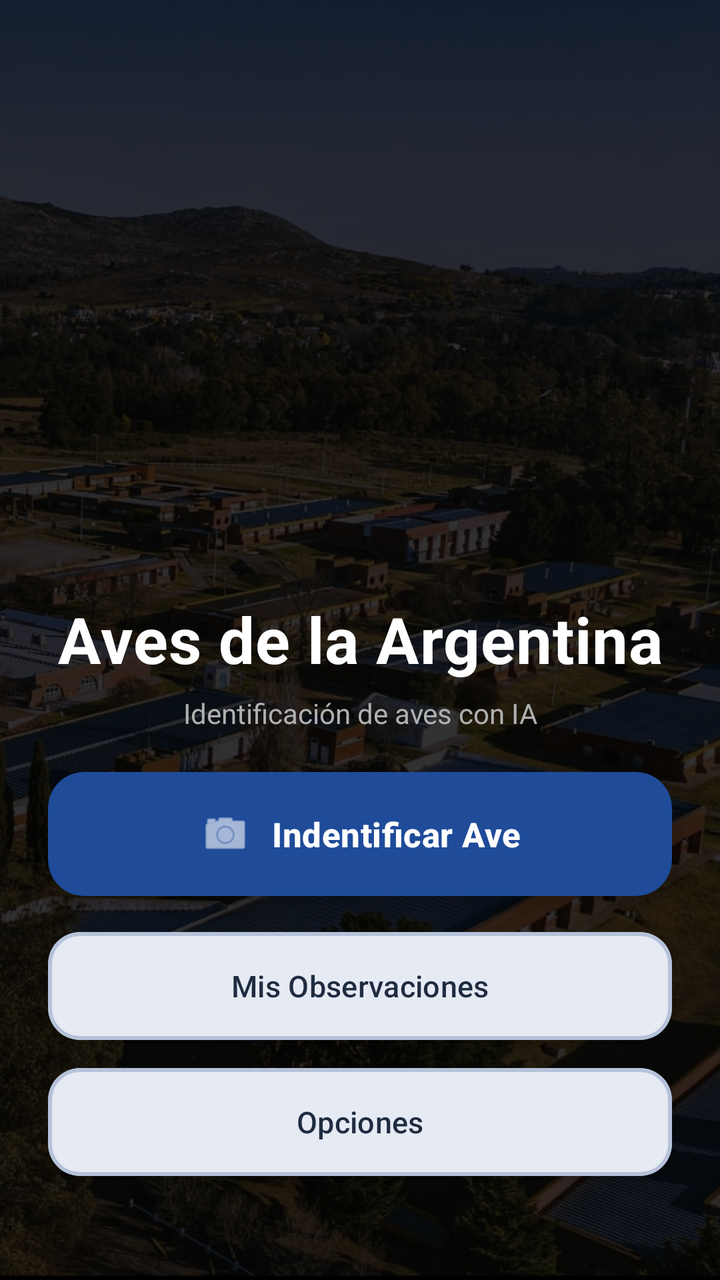
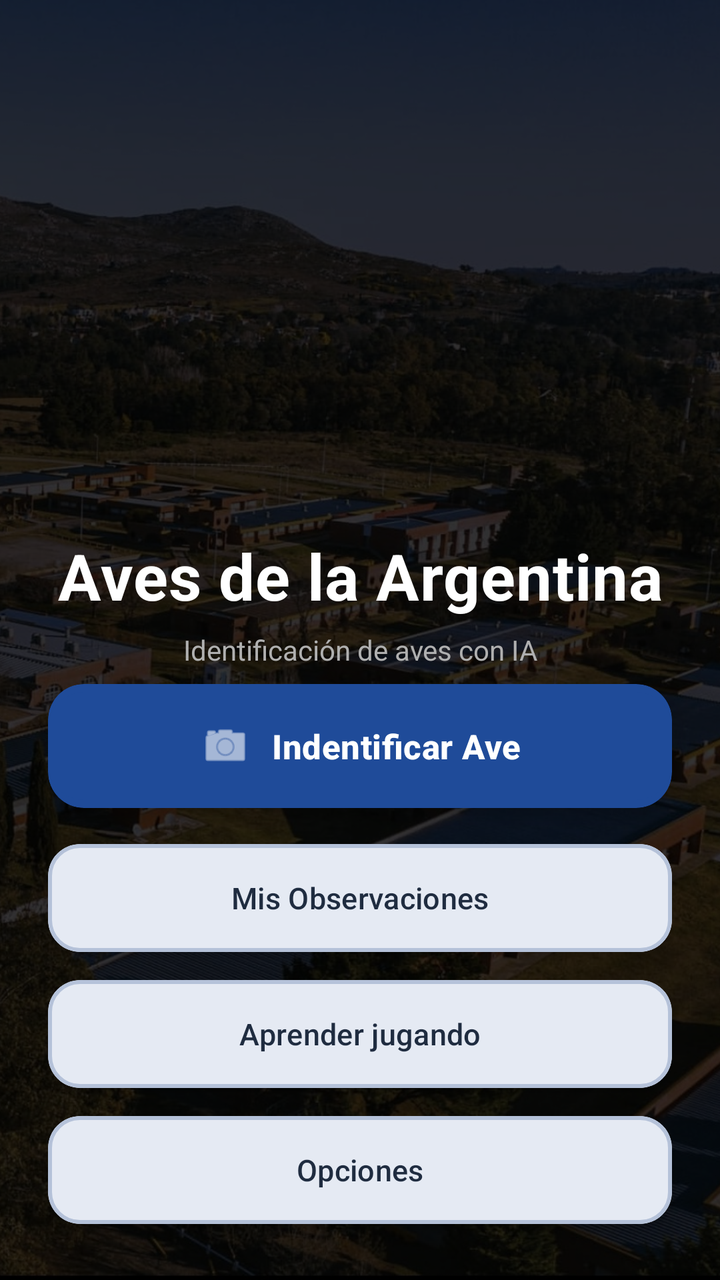

The first picture is an Android layout as it rendered before a commit; the second is the same layout after the commit. The layout source and the unified diff follow.
<!-- AndroidManifest.xml: application theme Theme.AvesArgentinas -->
<!-- res/layout/activity_main_menu.xml -->
<FrameLayout xmlns:android="http://schemas.android.com/apk/res/android"
    xmlns:app="http://schemas.android.com/apk/res-auto"
    android:layout_width="match_parent"
    android:layout_height="match_parent">

    
    <ImageView
        android:id="@+id/backgroundImage"
        android:layout_width="match_parent"
        android:layout_height="match_parent"
        android:scaleType="centerCrop"
        android:src="@drawable/campus" />

    
    <View
        android:layout_width="match_parent"
        android:layout_height="match_parent"
        android:background="#CC000000" />

    
    <LinearLayout
        android:id="@+id/insets_container"
        android:orientation="vertical"
        android:layout_width="match_parent"
        android:layout_height="match_parent"
        android:background="@android:color/transparent"
        android:paddingStart="16dp"
        android:paddingEnd="16dp"
        android:paddingTop="32dp"
        android:paddingBottom="12dp"
        android:gravity="center_horizontal">
        
        <Space
            android:layout_width="match_parent"
            android:layout_height="0dp"
            android:layout_weight="1" />

        
        <ImageView
            android:layout_width="190dp"
            android:layout_height="190dp"
            android:layout_gravity="center"
            android:contentDescription="@string/app_name"
            android:src="@mipmap/ic_launcher" />

        
        <Space
            android:layout_width="match_parent"
            android:layout_height="0dp"
            android:layout_weight="0.3" />

        
        <TextView
            android:id="@+id/txtAppTitle"
            android:layout_width="match_parent"
            android:layout_height="wrap_content"
            android:layout_gravity="center"
            android:layout_marginTop="24dp"
            android:text="Aves de la Argentina"
            android:textColor="#FFFFFF"
            android:textSize="32sp"
            android:textStyle="bold"
            android:letterSpacing="0.01"
            android:gravity="center"
            android:maxLines="1"
            android:autoSizeTextType="uniform"
            android:autoSizeMinTextSize="20sp"
            android:autoSizeMaxTextSize="32sp"
            android:autoSizeStepGranularity="1sp"
            android:paddingStart="8dp"
            android:paddingEnd="8dp" />

        <TextView
            android:layout_width="match_parent"
            android:layout_height="wrap_content"
            android:layout_gravity="center"
            android:layout_marginTop="6dp"
            android:text="Identificación de aves con IA"
            android:textColor="#B0B0B0"
            android:textSize="14sp"
            android:gravity="center"
            android:maxLines="1"
            android:autoSizeTextType="uniform"
            android:autoSizeMinTextSize="10sp"
            android:autoSizeMaxTextSize="14sp"
            android:autoSizeStepGranularity="1sp"
            android:paddingStart="16dp"
            android:paddingEnd="16dp" />

        
        <Space
            android:layout_width="match_parent"
            android:layout_height="0dp"
            android:layout_weight="0.5" />

        
        <com.google.android.material.card.MaterialCardView
            android:layout_width="match_parent"
            android:layout_height="wrap_content"
            android:layout_marginStart="8dp"
            android:layout_marginEnd="8dp"
            android:layout_marginBottom="18dp"
            app:cardCornerRadius="18dp"
            app:cardElevation="6dp"
            app:cardBackgroundColor="@color/brand_primary"
            app:strokeColor="#40FFFFFF"
            app:strokeWidth="0dp">

            <com.google.android.material.button.MaterialButton
                android:id="@+id/btnCapture"
                android:layout_width="match_parent"
                android:layout_height="62dp"
                android:text="Indentificar Ave"
                android:textSize="17sp"
                android:textStyle="bold"
                android:textColor="@color/brand_on_primary"
                android:letterSpacing="0.01"
                app:backgroundTint="@color/brand_primary"
                app:cornerRadius="18dp"
                app:elevation="0dp"
                app:icon="@android:drawable/ic_menu_camera"
                app:iconGravity="textStart"
                app:iconSize="26dp"
                app:iconTint="@color/brand_on_primary"
                app:iconPadding="10dp" />

        </com.google.android.material.card.MaterialCardView>

        
        <com.google.android.material.card.MaterialCardView
            android:layout_width="match_parent"
            android:layout_height="wrap_content"
            android:layout_marginStart="8dp"
            android:layout_marginEnd="8dp"
            android:layout_marginBottom="14dp"
            app:cardCornerRadius="16dp"
            app:cardElevation="2dp"
            app:cardBackgroundColor="@color/brand_surface"
            app:strokeColor="@color/brand_outline"
            app:strokeWidth="2dp">

            <com.google.android.material.button.MaterialButton
                android:id="@+id/btnObservationLog"
                style="@style/Widget.Material3.Button.TextButton"
                android:layout_width="match_parent"
                android:layout_height="54dp"
                android:text="Mis Observaciones"
                android:textSize="15sp"
                android:textColor="@color/text_primary"
                app:backgroundTint="@android:color/transparent"
                app:cornerRadius="16dp"
                app:iconGravity="textStart"
                app:iconSize="22dp"
                app:iconTint="@color/brand_primary"
                app:iconPadding="8dp" />

        </com.google.android.material.card.MaterialCardView>

        <com.google.android.material.card.MaterialCardView
            android:layout_width="match_parent"
            android:layout_height="wrap_content"
            android:layout_marginStart="8dp"
            android:layout_marginEnd="8dp"
            app:cardCornerRadius="16dp"
            app:cardElevation="2dp"
            app:cardBackgroundColor="@color/brand_surface"
            app:strokeColor="@color/brand_outline"
            app:strokeWidth="2dp">

            <com.google.android.material.button.MaterialButton
                android:id="@+id/btnSettings"
                style="@style/Widget.Material3.Button.TextButton"
                android:layout_width="match_parent"
                android:layout_height="54dp"
                android:text="Opciones"
                android:textSize="15sp"
                android:textColor="@color/text_primary"
                app:backgroundTint="@android:color/transparent"
                app:cornerRadius="16dp"
                app:iconGravity="textStart"
                app:iconSize="22dp"
                app:iconTint="@color/brand_primary"
                app:iconPadding="8dp" />

        </com.google.android.material.card.MaterialCardView>

        
        <Space
            android:layout_width="match_parent"
            android:layout_height="0dp"
            android:layout_weight="1" />

    </LinearLayout>

</FrameLayout>
<!-- resources referenced by this layout -->
<resources>
  <color name="brand_on_primary">#FFFFFFFF</color>
  <color name="brand_outline">#B5C2D9</color>
  <color name="brand_primary">#1F4B99</color>
  <color name="brand_surface">#F5F7FA</color>
  <color name="text_primary">#1F2C40</color>
  <!-- mipmap ic_launcher (mipmap-anydpi-v26) -->
  <?xml version="1.0" encoding="utf-8"?>
  <adaptive-icon xmlns:android="http://schemas.android.com/apk/res/android">
      <background android:drawable="@color/ic_launcher_background"/>
      <foreground android:drawable="@drawable/ic_launcher_foreground"/>
  </adaptive-icon>
  <string name="app_name">Aves Argentinas</string>
  <style name="Theme.AvesArgentinas" parent="Base.Theme.AvesArgentinas" />
  <color name="ic_launcher_background">#E3E7EC</color>
  <!-- drawable ic_launcher_foreground (drawable) -->
  <vector xmlns:android="http://schemas.android.com/apk/res/android"
      android:width="108dp"
      android:height="108dp"
      android:viewportWidth="512"
      android:viewportHeight="512">
    <group android:scaleX="0.54"
        android:scaleY="0.54"
        android:translateX="117.76"
        android:translateY="117.76">
      <path
          android:pathData="M96.18,22.49C264.6,98.36 403.1,214.8 40.11,270.5 153,268 191.6,291.1 64.12,382.6c230.18,-128 331.68,-189 318.98,106.9 30.5,-54.4 114.6,-241 36.4,-268.3 6.2,-7.4 15.5,-19.4 22.1,-31.9 13.1,-5.7 22.6,-13.6 30.3,-23.7 -8.7,-2 -16,-2.5 -22.8,-2.3 -0.2,-2.8 -0.8,-5.5 -2.1,-7.9 -8.7,-16.5 -48.1,-13.7 -62.4,-12.1 4.7,-81 -226.8,-117.09 -288.42,-120.81z"
          android:fillColor="#000000"/>
    </group>
  </vector>
  <color name="brand_primary_light">#D8E4FF</color>
  <color name="brand_on_primary_container">#102A57</color>
  <color name="brand_secondary">#F2994A</color>
  <color name="brand_on_secondary">#301400</color>
  <color name="brand_secondary_container">#FFE2C6</color>
  <color name="brand_on_secondary_container">#3F1D00</color>
  <color name="brand_tertiary">#4D6CB5</color>
  <color name="brand_on_tertiary">#FFFFFFFF</color>
  <color name="brand_tertiary_container">#DEE7FF</color>
  <color name="brand_on_tertiary_container">#102A57</color>
  <color name="brand_on_surface">#1F2C40</color>
  <color name="brand_surface_variant">#E2E9F5</color>
  <color name="brand_on_surface_variant">#4E5C72</color>
  <color name="brand_on_background">#1F2C40</color>
  <color name="brand_background">#E8EDF5</color>
  <color name="brand_primary_dark">#163A73</color>
  <!-- unchanged entries left out for length: 2 -->
</resources>

<!-- the commit's change to res/layout/activity_main_menu.xml (unified diff, before → after) -->
@@ -18,11 +18,20 @@
         android:background="#CC000000" />
 
     
+    <FrameLayout
+        android:id="@+id/insets_container"
+        android:layout_width="match_parent"
+        android:layout_height="match_parent">
+
+    <androidx.core.widget.NestedScrollView
+        android:layout_width="match_parent"
+        android:layout_height="match_parent"
+        android:fillViewport="true">
+
     <LinearLayout
-        android:id="@+id/insets_container"
         android:orientation="vertical"
         android:layout_width="match_parent"
-        android:layout_height="match_parent"
+        android:layout_height="wrap_content"
         android:background="@android:color/transparent"
         android:paddingStart="16dp"
         android:paddingEnd="16dp"
@@ -62,11 +71,6 @@
             android:textStyle="bold"
             android:letterSpacing="0.01"
             android:gravity="center"
-            android:maxLines="1"
-            android:autoSizeTextType="uniform"
-            android:autoSizeMinTextSize="20sp"
-            android:autoSizeMaxTextSize="32sp"
-            android:autoSizeStepGranularity="1sp"
             android:paddingStart="8dp"
             android:paddingEnd="8dp" />
 
@@ -79,11 +83,6 @@
             android:textColor="#B0B0B0"
             android:textSize="14sp"
             android:gravity="center"
-            android:maxLines="1"
-            android:autoSizeTextType="uniform"
-            android:autoSizeMinTextSize="10sp"
-            android:autoSizeMaxTextSize="14sp"
-            android:autoSizeStepGranularity="1sp"
             android:paddingStart="16dp"
             android:paddingEnd="16dp" />
 
@@ -109,7 +108,8 @@
             <com.google.android.material.button.MaterialButton
                 android:id="@+id/btnCapture"
                 android:layout_width="match_parent"
-                android:layout_height="62dp"
+                android:layout_height="wrap_content"
+                android:minHeight="62dp"
                 android:text="Indentificar Ave"
                 android:textSize="17sp"
                 android:textStyle="bold"
@@ -143,7 +143,8 @@
                 android:id="@+id/btnObservationLog"
                 style="@style/Widget.Material3.Button.TextButton"
                 android:layout_width="match_parent"
-                android:layout_height="54dp"
+                android:layout_height="wrap_content"
+                android:minHeight="54dp"
                 android:text="Mis Observaciones"
                 android:textSize="15sp"
                 android:textColor="@color/text_primary"
@@ -161,6 +162,7 @@
             android:layout_height="wrap_content"
             android:layout_marginStart="8dp"
             android:layout_marginEnd="8dp"
+            android:layout_marginBottom="14dp"
             app:cardCornerRadius="16dp"
             app:cardElevation="2dp"
             app:cardBackgroundColor="@color/brand_surface"
@@ -168,10 +170,36 @@
             app:strokeWidth="2dp">
 
             <com.google.android.material.button.MaterialButton
+                android:id="@+id/btnLearning"
+                style="@style/Widget.Material3.Button.TextButton"
+                android:layout_width="match_parent"
+                android:layout_height="wrap_content"
+                android:minHeight="54dp"
+                android:text="@string/learning_title"
+                android:textSize="15sp"
+                android:textColor="@color/text_primary"
+                app:backgroundTint="@android:color/transparent"
+                app:cornerRadius="16dp" />
+
+        </com.google.android.material.card.MaterialCardView>
+
+        <com.google.android.material.card.MaterialCardView
+            android:layout_width="match_parent"
+            android:layout_height="wrap_content"
+            android:layout_marginStart="8dp"
+            android:layout_marginEnd="8dp"
+            app:cardCornerRadius="16dp"
+            app:cardElevation="2dp"
+            app:cardBackgroundColor="@color/brand_surface"
+            app:strokeColor="@color/brand_outline"
+            app:strokeWidth="2dp">
+
+            <com.google.android.material.button.MaterialButton
                 android:id="@+id/btnSettings"
                 style="@style/Widget.Material3.Button.TextButton"
                 android:layout_width="match_parent"
-                android:layout_height="54dp"
+                android:layout_height="wrap_content"
+                android:minHeight="54dp"
                 android:text="Opciones"
                 android:textSize="15sp"
                 android:textColor="@color/text_primary"
@@ -191,5 +219,7 @@
             android:layout_weight="1" />
 
     </LinearLayout>
+    </androidx.core.widget.NestedScrollView>
+    </FrameLayout>
 
 </FrameLayout>
<!-- resource entries referenced after the edit -->
@@ -12,6 +12,7 @@
       <foreground android:drawable="@drawable/ic_launcher_foreground"/>
   </adaptive-icon>
   <string name="app_name">Aves Argentinas</string>
+  <string name="learning_title">Aprender jugando</string>
   <style name="Theme.AvesArgentinas" parent="Base.Theme.AvesArgentinas" />
   <color name="ic_launcher_background">#E3E7EC</color>
   <!-- drawable ic_launcher_foreground (drawable) -->
